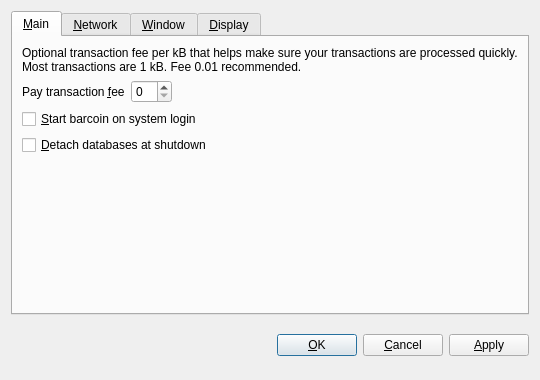
slugcoin/slugcoin, file src/qt/forms/optionsdialog.ui: the form before one commit.
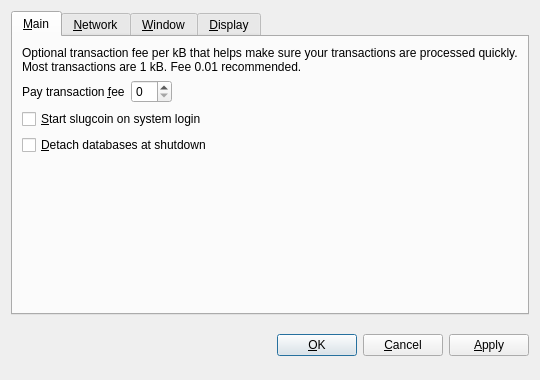
The form after the commit. The open tabs and pages were chosen to show the change. Custom widgets are drawn as their Qt base class.

Diff of the .ui file:
```diff
--- a/src/qt/forms/optionsdialog.ui
+++ b/src/qt/forms/optionsdialog.ui
@@ -82,7 +82,7 @@
           <string>Automatically start barcoin after logging in to the system.</string>
          </property>
          <property name="text">
-          <string>&amp;Start barcoin on system login</string>
+          <string>&amp;Start slugcoin on system login</string>
          </property>
         </widget>
        </item>
```
Left out of the diff: 12 changed lines with no effect on the pictures.
